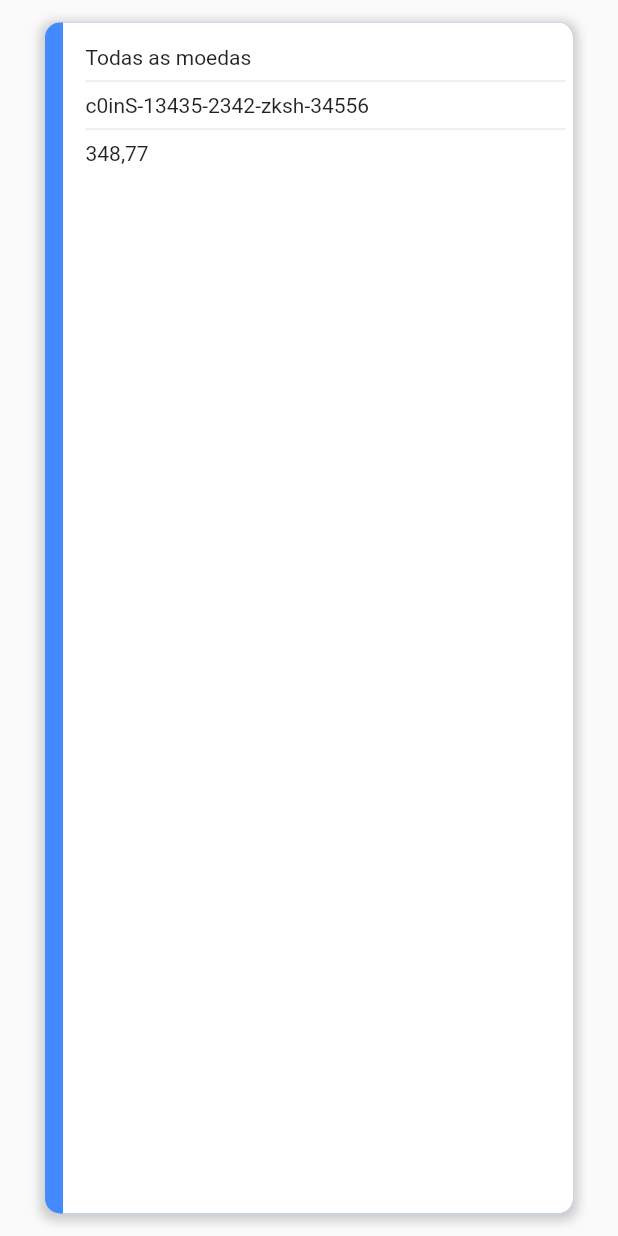
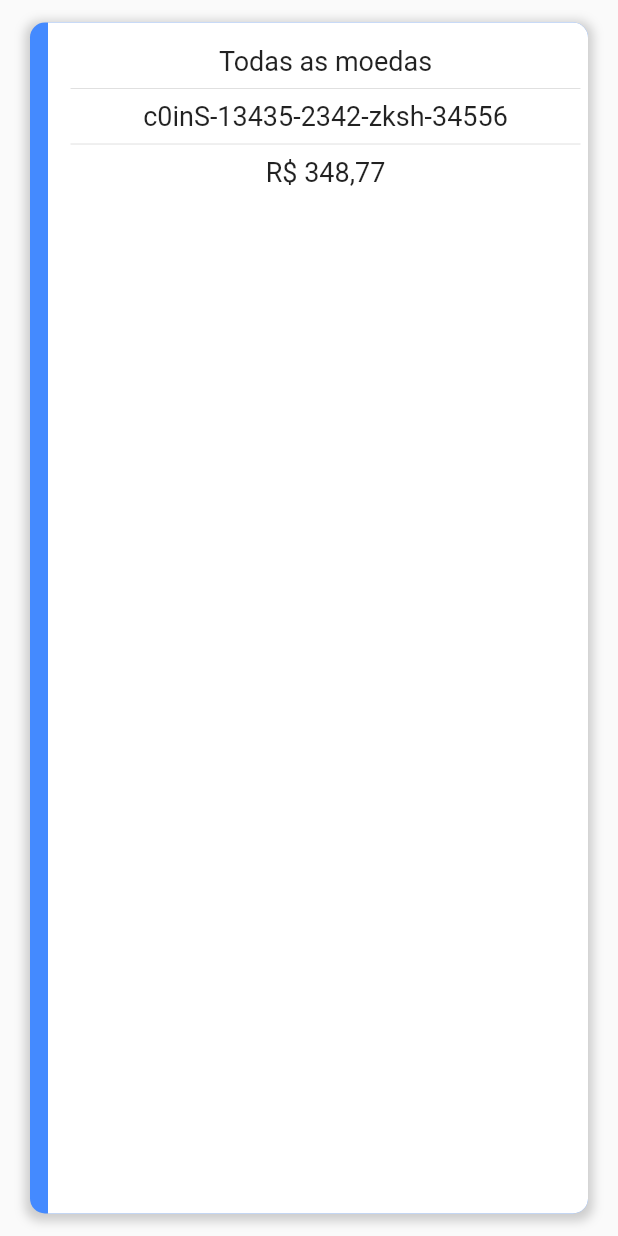
Before and after one commit to DeckHunter/Projeto-Lista-de-Moedas, a Flutter app: the Usuario widget shown alone on an empty page, opened directly, on a phone screen of 412 x 824 dp. Run offline on Flutter 3.47's test engine with Material 2 defaults, Android fonts, the phone set to English and light mode, and no system bars; our stand-ins replace get; network calls fail.

Commit message:
Novas alteraçoes

```diff
--- a/lib/main.dart
+++ b/lib/main.dart
@@ -1,5 +1,7 @@
 import 'package:applistamoedas/src/request/ler_json_request.dart';
+import 'package:applistamoedas/src/views/home_view.dart';
 import 'package:flutter/material.dart';
+import 'package:get/get.dart';
 
 void main() {
   runApp(const MyApp());
@@ -10,7 +12,7 @@
 
   @override
   Widget build(BuildContext context) {
-    return MaterialApp(
+    return GetMaterialApp(
       title: 'Lista de Moedas',
       theme: ThemeData(
         primarySwatch: Colors.blue,
@@ -46,126 +48,3 @@
     );
   }
 }
-
-List<Widget> ListaDeMoedas(context) {
-  List<Widget> coins = [];
-  for (int i = 0; i != 8; i++) {
-    var coin = InkWell(
-      onTap: () {
-        //Get.toNamed('/editarAtividade');
-      },
-      child: Container(
-        padding: const EdgeInsets.only(left: 12.0),
-        margin: const EdgeInsets.symmetric(
-          horizontal: 30,
-          vertical: 15,
-        ),
-        decoration: BoxDecoration(
-          borderRadius: BorderRadius.circular(10.0),
-          color: Colors.blueAccent,
-          boxShadow: [
-            BoxShadow(
-              color: Colors.grey.withOpacity(0.5),
-              spreadRadius: 3,
-              blurRadius: 5,
-              offset: const Offset(0, 2),
-            ),
-          ],
-        ),
-        child: Container(
-          decoration: BoxDecoration(
-            borderRadius: BorderRadius.only(
-                topRight: Radius.circular(10.0),
-                bottomRight: Radius.circular(10.0)),
-            color: Colors.white,
-          ),
-          child: Padding(
-            padding: EdgeInsets.symmetric(horizontal: 5),
-            child: Row(
-              children: [
-                const SizedBox(
-                  width: 10,
-                ),
-                Expanded(
-                  child: Column(
-                    crossAxisAlignment: CrossAxisAlignment.start,
-                    children: [
-                      Text('Avalanche'),
-                      Divider(),
-                      Text('R 348,77'),
-                    ],
-                  ),
-                ),
-                Image.network(
-                  'https://panda-crypto-images.s3.amazonaws.com/avax.png',
-                  width: MediaQuery.of(context).size.width * 0.12,
-                  height: MediaQuery.of(context).size.height * 0.12,
-                )
-              ],
-            ),
-          ),
-        ),
-      ),
-    );
-    coins.add(coin);
-  }
-  return coins;
-}
-
-Widget Usuario(context) {
-  var coin = InkWell(
-    onTap: () {
-      //Get.toNamed('/editarAtividade');
-    },
-    child: Container(
-      padding: const EdgeInsets.only(left: 12.0),
-      margin: const EdgeInsets.symmetric(
-        horizontal: 30,
-        vertical: 15,
-      ),
-      decoration: BoxDecoration(
-        borderRadius: BorderRadius.circular(10.0),
-        color: Colors.blueAccent,
-        boxShadow: [
-          BoxShadow(
-            color: Colors.grey.withOpacity(0.5),
-            spreadRadius: 3,
-            blurRadius: 5,
-            offset: const Offset(0, 2),
-          ),
-        ],
-      ),
-      child: Container(
-        decoration: BoxDecoration(
-          borderRadius: BorderRadius.only(
-              topRight: Radius.circular(10.0),
-              bottomRight: Radius.circular(10.0)),
-          color: Colors.white,
-        ),
-        child: Padding(
-          padding: EdgeInsets.symmetric(horizontal: 5, vertical: 15),
-          child: Row(
-            children: [
-              const SizedBox(
-                width: 10,
-              ),
-              Expanded(
-                child: Column(
-                  crossAxisAlignment: CrossAxisAlignment.start,
-                  children: [
-                    Text('Todas as moedas'),
-                    Divider(),
-                    Text('c0inS-13435-2342-zksh-34556'),
-                    Divider(),
-                    Text('348,77'),
-                  ],
-                ),
-              ),
-            ],
-          ),
-        ),
-      ),
-    ),
-  );
-  return coin;
-}
--- /dev/null
+++ b/lib/src/utils/format_money.dart
@@ -0,0 +1,13 @@
+import 'package:intl/intl.dart';
+
+class Transaction {
+  final double value;
+  Transaction(
+    this.value,
+  );
+
+  String getCurrency() {
+    NumberFormat formatter = NumberFormat.simpleCurrency(locale: 'pt_BR');
+    return formatter.format(value);
+  }
+}
--- a/lib/src/views/home_view.dart
+++ b/lib/src/views/home_view.dart
@@ -1,3 +1,4 @@
+import 'package:applistamoedas/src/utils/format_money.dart';
 import 'package:flutter/cupertino.dart';
 import 'package:flutter/material.dart';
 
@@ -15,7 +16,7 @@ class _HomeCoinsState extends State<HomeCoins> {
   }
 }
 
-List<Widget> ListaDeMoedas() {
+List<Widget> ListaDeMoedas(context) {
   List<Widget> coins = [];
   for (int i = 0; i != 8; i++) {
     var coin = InkWell(
@@ -25,12 +26,12 @@ List<Widget> ListaDeMoedas() {
       child: Container(
         padding: const EdgeInsets.only(left: 12.0),
         margin: const EdgeInsets.symmetric(
-          horizontal: 2,
-          vertical: 8,
+          horizontal: 40,
+          vertical: 15,
         ),
         decoration: BoxDecoration(
           borderRadius: BorderRadius.circular(10.0),
-          color: Colors.amber,
+          color: Colors.blueAccent,
           boxShadow: [
             BoxShadow(
               color: Colors.grey.withOpacity(0.5),
@@ -45,10 +46,10 @@ List<Widget> ListaDeMoedas() {
             borderRadius: BorderRadius.only(
                 topRight: Radius.circular(10.0),
                 bottomRight: Radius.circular(10.0)),
-            color: Colors.red,
+            color: Colors.white,
           ),
           child: Padding(
-            padding: EdgeInsets.symmetric(vertical: 15, horizontal: 5),
+            padding: EdgeInsets.symmetric(horizontal: 5),
             child: Row(
               children: [
                 const SizedBox(
@@ -58,20 +59,17 @@ List<Widget> ListaDeMoedas() {
                   child: Column(
                     crossAxisAlignment: CrossAxisAlignment.start,
                     children: [
-                      Text('Moeda'),
+                      Text('Avalanche'),
                       Divider(),
-                      Text('Descrição'),
+                      Text('R 348,77'),
                     ],
                   ),
                 ),
-                Card(
-                  color: Colors.amber,
-                  elevation: 0,
-                  child: Padding(
-                    padding: const EdgeInsets.all(10.0),
-                    child: Icon(Icons.edit),
-                  ),
-                ),
+                Image.network(
+                  'https://panda-crypto-images.s3.amazonaws.com/avax.png',
+                  width: MediaQuery.of(context).size.width * 0.12,
+                  height: MediaQuery.of(context).size.height * 0.12,
+                )
               ],
             ),
           ),
@@ -82,3 +80,76 @@ List<Widget> ListaDeMoedas() {
   }
   return coins;
 }
+
+Widget Usuario(context) {
+  var coin = InkWell(
+    onTap: () {
+      //Get.toNamed('/editarAtividade');
+    },
+    child: Container(
+      padding: const EdgeInsets.only(left: 12.0),
+      margin: const EdgeInsets.symmetric(
+        horizontal: 20,
+        vertical: 15,
+      ),
+      decoration: BoxDecoration(
+        borderRadius: BorderRadius.circular(10.0),
+        color: Colors.blueAccent,
+        boxShadow: [
+          BoxShadow(
+            color: Colors.grey.withOpacity(0.5),
+            spreadRadius: 3,
+            blurRadius: 5,
+            offset: const Offset(0, 2),
+          ),
+        ],
+      ),
+      child: Container(
+        decoration: BoxDecoration(
+          borderRadius: BorderRadius.only(
+              topRight: Radius.circular(10.0),
+              bottomRight: Radius.circular(10.0)),
+          color: Colors.white,
+        ),
+        child: Padding(
+          padding: EdgeInsets.symmetric(horizontal: 5, vertical: 15),
+          child: Row(
+            children: [
+              const SizedBox(
+                width: 10,
+              ),
+              Expanded(
+                child: Column(
+                  crossAxisAlignment: CrossAxisAlignment.center,
+                  children: [
+                    Text(
+                      'Todas as moedas',
+                      style: TextStyle(
+                        fontSize: 18,
+                      ),
+                    ),
+                    Divider(),
+                    Text(
+                      'c0inS-13435-2342-zksh-34556',
+                      style: TextStyle(
+                        fontSize: 18,
+                      ),
+                    ),
+                    Divider(),
+                    Text(
+                      new Transaction(348.77).getCurrency().toString(),
+                      style: TextStyle(
+                        fontSize: 18,
+                      ),
+                    ),
+                  ],
+                ),
+              ),
+            ],
+          ),
+        ),
+      ),
+    ),
+  );
+  return coin;
+}
--- a/pubspec.yaml
+++ b/pubspec.yaml
@@ -30,6 +30,7 @@ dependencies:
   flutter:
     sdk: flutter
   http: ^0.13.3
+  intl:
 
 
 
@@ -40,6 +41,7 @@ dependencies:
 dev_dependencies:
   flutter_test:
     sdk: flutter
+  get:
 
   # The "flutter_lints" package below contains a set of recommended lints to
   # encourage good coding practices. The lint set provided by the package is
```
Also changed, not shown: lib/src/controllers/coins_controller.dart (+7 -0 lines), lib/src/request/ler_json_request.dart (+5 -3 lines), pubspec.lock.
